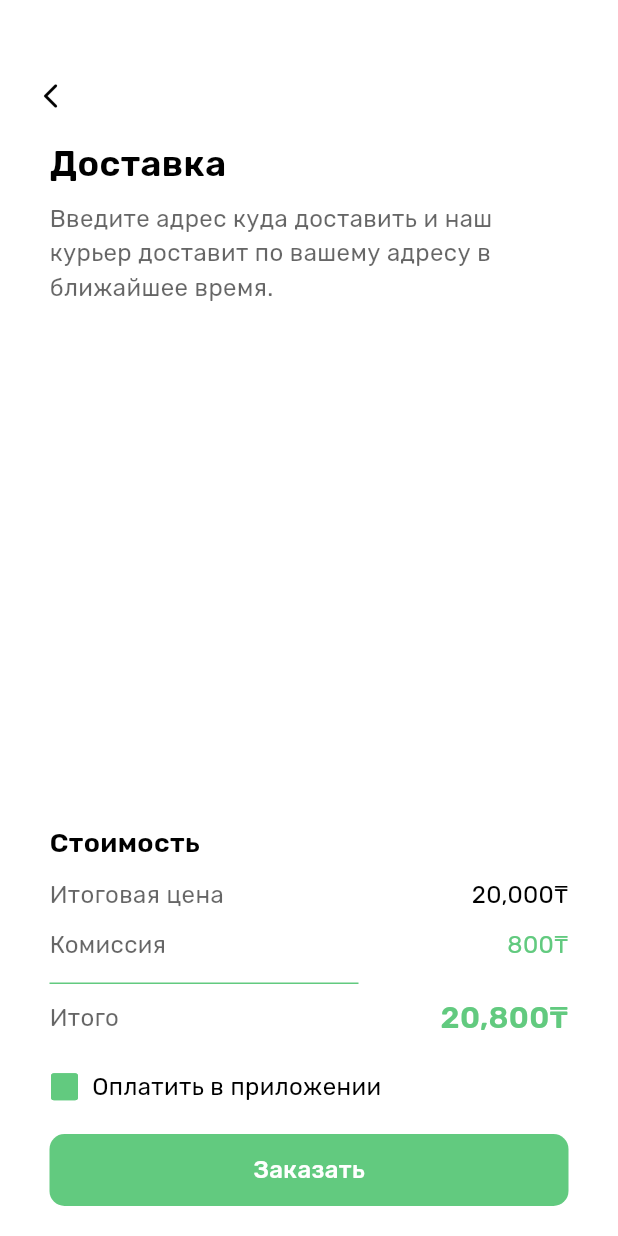
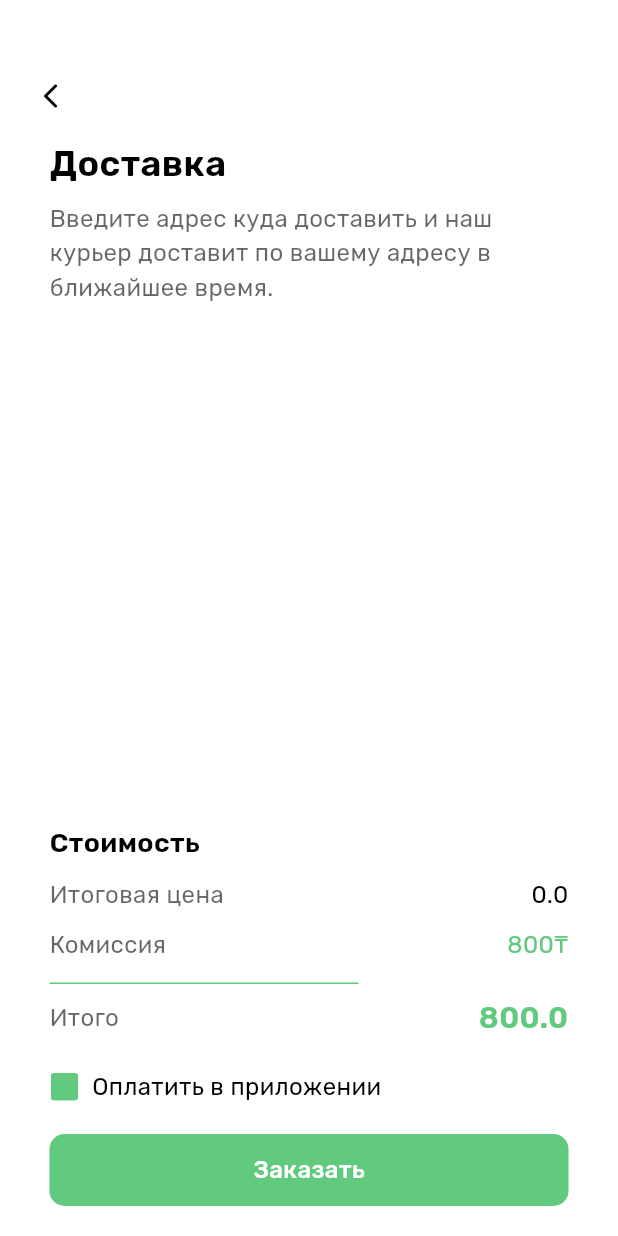
Before and after one commit to deadpearl/resmart_app-main, a Flutter app: the CartPage screen opened directly, after a tap on "Заказать", on a phone screen of 412 x 824 dp. Run offline on Flutter 3.47's test engine with Material 3 defaults, Android fonts, the phone set to English and light mode, and no system bars; our stand-ins replace carousel_slider, dropdown_button2, mask_text_input_formatter, percent_indicator, shared_preferences; accounts and stored records are empty; network calls fail.

Commit message:
create order

```diff
--- a/lib/app/presentation/ui/cart/cart_page.dart
+++ b/lib/app/presentation/ui/cart/cart_page.dart
@@ -78,7 +78,7 @@ double calculateTotalPrice() {
 }
 
   void _order() {
-    NavigationUtils.push(context, const PickupPage());
+    NavigationUtils.push(context,  PickupPage(totalPrice: calculateTotalPrice()));
   }
 
 @override
--- a/lib/app/presentation/ui/create_order/pickup_page.dart
+++ b/lib/app/presentation/ui/create_order/pickup_page.dart
@@ -12,8 +12,11 @@ import 'package:resmart/app/presentation/ui/custom/widget/primary_button.dart';
 import 'package:resmart/app/presentation/ui/orders/create_order_page.dart';
 
 class PickupPage extends StatefulWidget {
+  var totalPrice;
 
-  const PickupPage({super.key});
+
+
+   PickupPage({ this.totalPrice});
 
   @override
   State<StatefulWidget> createState() {
@@ -36,6 +39,7 @@ class _PickupPage extends State<PickupPage> {
 
   @override
   Widget build(BuildContext context) {
+     double totalPrice = widget.totalPrice;
     Size size = MediaQuery.of(context).size;
     return MaterialApp(
       home: Scaffold(
@@ -61,12 +65,12 @@ class _PickupPage extends State<PickupPage> {
                     const HeaderText("Стоимость", size: 18),
                     Container(
                       margin: EdgeInsets.only(top: 10),
-                      child: const Row(
+                      child:  Row(
                         children: [
                           DescriptionText("Итоговая цена"),
                           Expanded(
                             child: Text(
-                              "20,000₸",
+                              "$totalPrice",
                               textAlign: TextAlign.end,
                               style: TextStyle(
                                   color: Colors.black,
@@ -105,12 +109,12 @@ class _PickupPage extends State<PickupPage> {
                     ),
                     Container(
                       margin: const EdgeInsets.only(top: 8, bottom: 20),
-                      child: const Row(
+                      child:  Row(
                         children: [
                           DescriptionText("Итого"),
                           Expanded(
                             child: Text(
-                              "20,800₸",
+                              "${totalPrice+800}",
                               textAlign: TextAlign.end,
                               style: TextStyle(
                                 color: AppColor.primary,
```
Also changed, not shown: lib/app/presentation/ui/orders/create_order_page.dart (+42 -16 lines).
